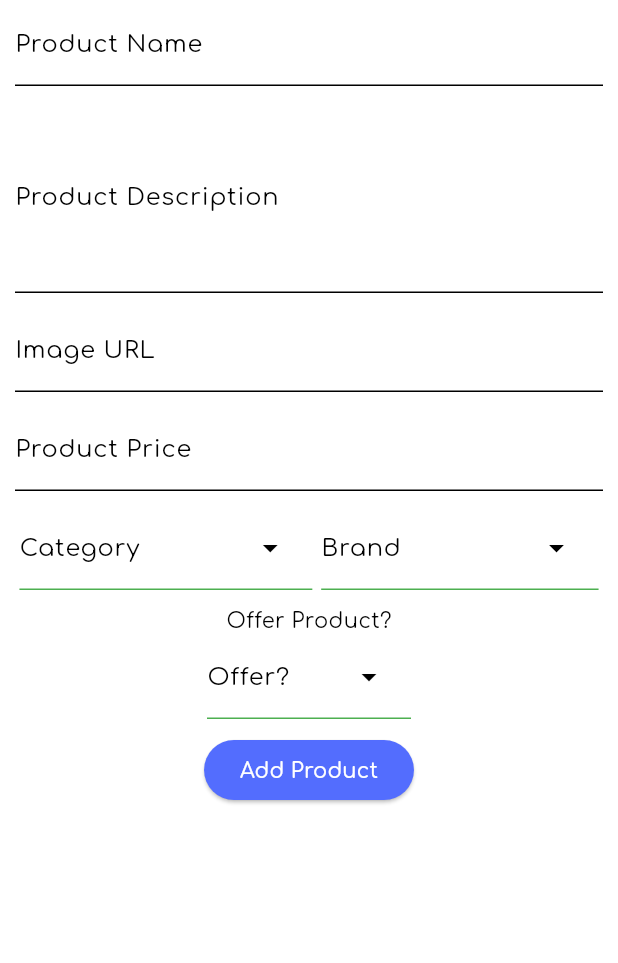
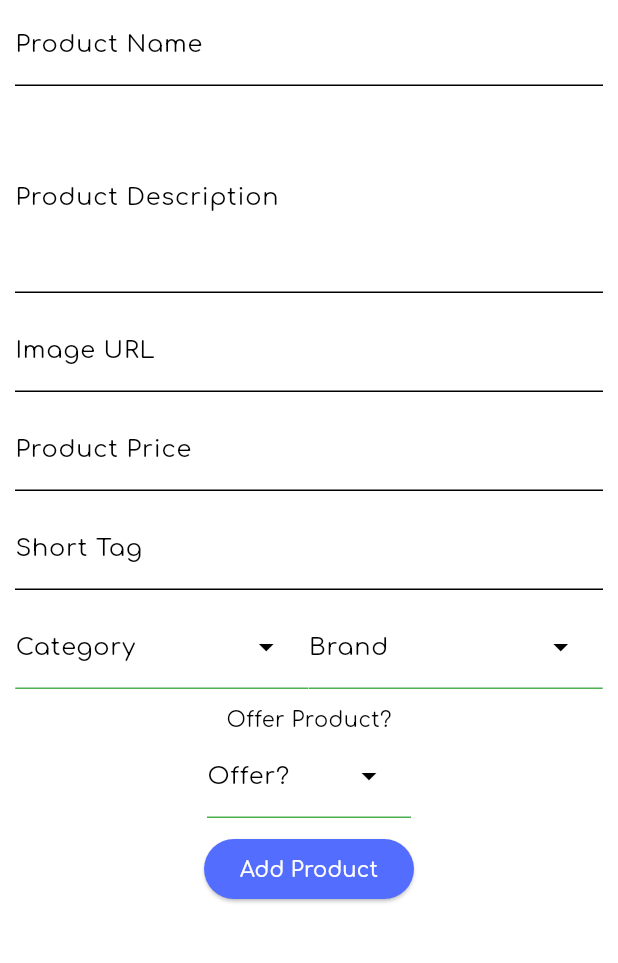
Before and after one commit to mrcodefrost/kriminal_fashion_ecommerce, a Flutter app: the AddProductScreen screen opened directly, after a tap on "Add Product", on a phone screen of 412 x 824 dp, the part 127-1090 px from its top. Run offline on Flutter 3.47's test engine with Material 3 defaults, Android fonts, the phone set to English and light mode, and no system bars; our stand-ins replace cloud_firestore, firebase_core, get, google_fonts, liquid_pull_to_refresh, shared_preferences; accounts and stored records are empty; generated files the repository leaves out were written again.

Commit message:
added changes in web/assets - dont delete - needed for firefox, theme updated, product model updated

```diff
--- a/lib/controller/home_controller.dart
+++ b/lib/controller/home_controller.dart
@@ -12,10 +12,12 @@ class HomeController extends GetxController {
   TextEditingController prodDescriptionController = TextEditingController();
   TextEditingController prodImageController = TextEditingController();
   TextEditingController prodPriceController = TextEditingController();
+  TextEditingController prodShortTagController = TextEditingController();
 
   String prodCategory = 'General';
   String prodBrand = 'Unbranded';
   bool prodOffer = false;
+  String prodShortTag = 'No Tag';
 
   List<Product> products = [];
 
@@ -34,16 +36,16 @@ class HomeController extends GetxController {
         name: prodNameController.text,
         category: prodCategory,
         description: prodDescriptionController.text,
-        price: double.tryParse(prodPriceController.text),
+        price: double.tryParse(prodPriceController.text) ?? 0.0,
         // price: productPriceController.text as double,
         brand: prodBrand,
         image: prodImageController.text,
         offer: true,
+        shortTag: prodShortTagController.text,
       );
 
       final productJson = product.toJson();
-
-      doc.set(productJson);
+      doc.set(productJson); // code to add to entry to firebase collection
 
       Get.snackbar('Success', 'Product added successfully',
           colorText: Colors.green);
@@ -93,6 +95,7 @@ class HomeController extends GetxController {
     prodCategory = 'General';
     prodBrand = 'Unbranded';
     prodOffer = false;
+    prodShortTagController.clear();
     // in cases of menus always call
     update();
   }
--- a/lib/model/product.dart
+++ b/lib/model/product.dart
@@ -28,6 +28,9 @@ class Product {
   @JsonKey(name: "offer")
   bool? offer;
 
+  @JsonKey(name: 'shortTag')
+  String? shortTag;
+
   Product({
     this.id,
     this.name,
@@ -37,6 +40,7 @@ class Product {
     this.offer,
     this.price,
     this.brand,
+    this.shortTag,
   });
 
   factory Product.fromJson(Map<String, dynamic> json) =>
--- a/lib/screens/add_product_screen.dart
+++ b/lib/screens/add_product_screen.dart
@@ -58,6 +58,15 @@ class AddProductScreen extends StatelessWidget {
               const SizedBox(
                 height: 10,
               ),
+              TextField(
+                controller: homeController.prodShortTagController,
+                decoration: const InputDecoration(
+                    label: Text('Short Tag'),
+                    hintText: 'Enter your product short tag ID'),
+              ),
+              const SizedBox(
+                height: 10,
+              ),
               Row(
                 mainAxisAlignment: MainAxisAlignment.spaceAround,
                 children: [
@@ -65,6 +74,19 @@ class AddProductScreen extends StatelessWidget {
                     child: CustomDropDownMenu(
                       items: const [
                         'General',
+                        'Dresses',
+                        'Skirts',
+                        'Tops',
+                        'Knitwear',
+                        'Polo Shirts',
+                        'T-Shirts',
+                        'Shirts',
+                        'Trousers',
+                        'Suits',
+                        'Jeans',
+                        'Cargo',
+                        'Shorts',
+                        'Swimwear',
                         'Boots',
                         'Shoe',
                         'Beach Shoes',
@@ -81,6 +103,17 @@ class AddProductScreen extends StatelessWidget {
                     child: CustomDropDownMenu(
                       items: const [
                         'Unbranded',
+                        'Zara',
+                        'Forever 21',
+                        'Snitch',
+                        'Rare Rabbit',
+                        'Only',
+                        'Vera Moda',
+                        'Van Heusan',
+                        'Peter England',
+                        'Allen Solly',
+                        'Domyos',
+                        'Kipsta',
                         'Puma',
                         'Sketchers',
                         'Adidas',
--- a/lib/screens/home_screen.dart
+++ b/lib/screens/home_screen.dart
@@ -21,6 +21,13 @@ class HomeScreen extends StatelessWidget {
       return Scaffold(
         appBar: AppBar(
           title: const Text('Kriminal Fashion Admin'),
+          actions: [
+            IconButton(
+                onPressed: () {
+                  refresh();
+                },
+                icon: const Icon(Icons.refresh))
+          ],
         ),
         drawer: Drawer(
           child: Column(
--- a/lib/themes/light_mode.dart
+++ b/lib/themes/light_mode.dart
@@ -4,9 +4,9 @@ import 'package:google_fonts/google_fonts.dart';
 ThemeData lightMode = ThemeData(
     fontFamily: GoogleFonts.comfortaa().fontFamily,
     colorScheme: const ColorScheme.light(
-      background: Color(0xfffefae0),
-      primary: Color(0xff606c38),
-      secondary: Color(0xff1b512d),
-      tertiary: Color(0xffc9ada7),
-      inversePrimary: Color(0xffbc6c25),
+      background: Color(0xffFAFAFF), // lightest
+      tertiary: Color(0xffEEF0F2), // 2nd lightest
+      primary: Color(0xff000000), // 3rd
+      secondary: Color(0xff252323), // 4th
+      inversePrimary: Color(0xff70798c), // darkest
     ));
```
Also changed, not shown: 3 other files.
